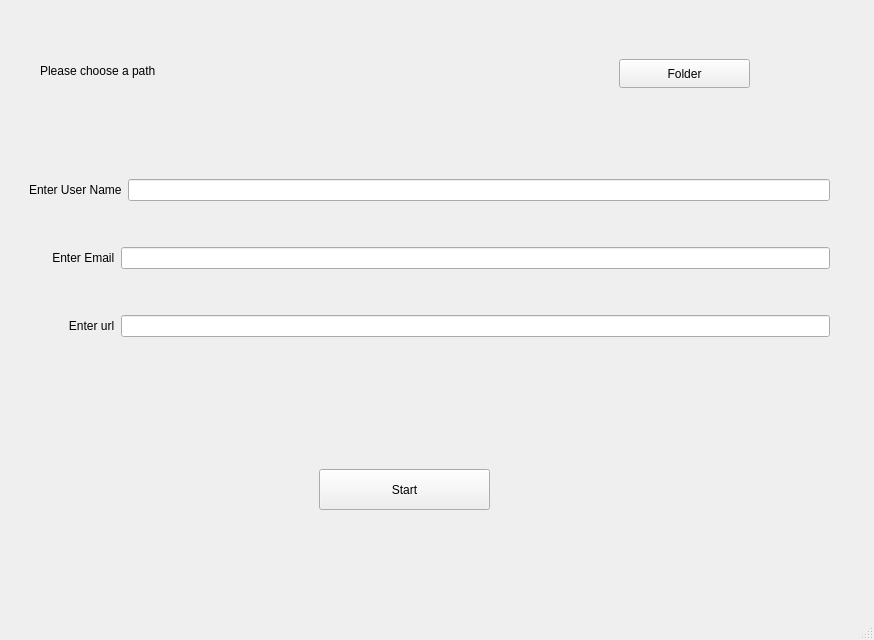
Before: the Qt Designer form GIT/mainwindow.ui in Abdulrhman-Nasser/GIT-GUI, drawn with Qt 5.
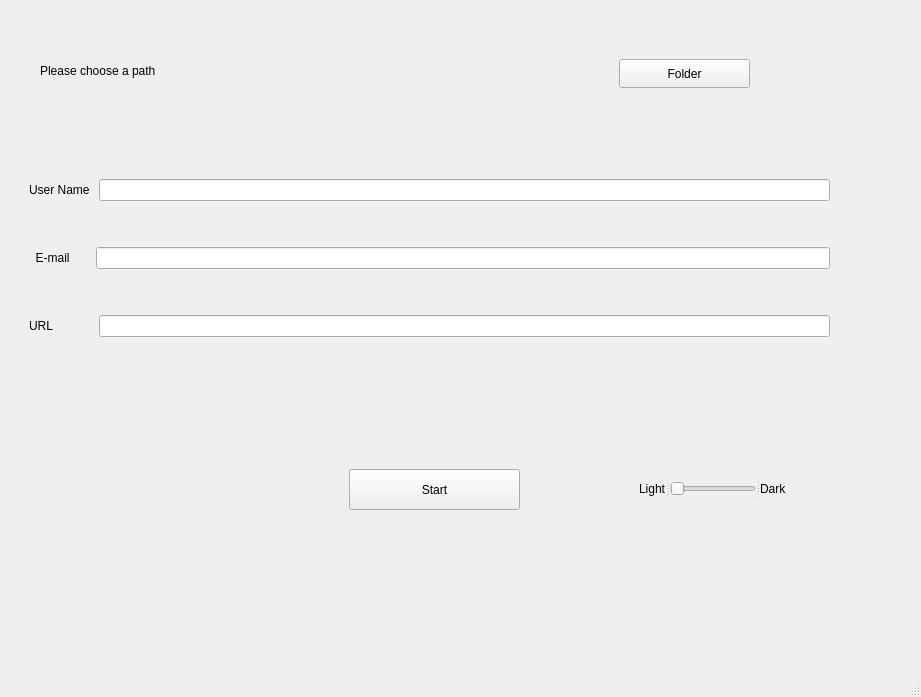
After: the same form once the commit is applied.

Commit message: Added Dark mode and adjusted some GUIs

The edit to the form file:
```diff
--- a/GIT/mainwindow.ui
+++ b/GIT/mainwindow.ui
@@ -6,8 +6,8 @@
    <rect>
     <x>0</x>
     <y>0</y>
-    <width>874</width>
-    <height>640</height>
+    <width>921</width>
+    <height>697</height>
    </rect>
   </property>
   <property name="windowTitle">
@@ -18,7 +18,7 @@
   </property>
   <widget class="QWidget" name="centralwidget">
    <layout class="QGridLayout" name="gridLayout_2">
-    <item row="0" column="0">
+    <item row="0" column="1">
      <widget class="QStackedWidget" name="stackedWidget">
       <property name="styleSheet">
        <string notr="true"/>
@@ -30,7 +30,7 @@
        <widget class="QPushButton" name="pb_start">
         <property name="geometry">
          <rect>
-          <x>310</x>
+          <x>340</x>
           <y>460</y>
           <width>171</width>
           <height>41</height>
@@ -92,8 +92,11 @@
           <layout class="QHBoxLayout" name="horizontalLayout">
            <item>
             <widget class="QLabel" name="L_username">
+             <property name="styleSheet">
+              <string notr="true"/>
+             </property>
              <property name="text">
-              <string>Enter User Name</string>
+              <string>User Name </string>
              </property>
             </widget>
            </item>
@@ -111,7 +114,7 @@
            <item>
             <widget class="QLabel" name="L_">
              <property name="text">
-              <string>       Enter Email</string>
+              <string>  E-mail      </string>
              </property>
             </widget>
            </item>
@@ -129,7 +132,7 @@
            <item>
             <widget class="QLabel" name="L_path_4">
              <property name="text">
-              <string>            Enter url</string>
+              <string>URL            </string>
              </property>
             </widget>
            </item>
@@ -144,6 +147,43 @@
          </item>
         </layout>
        </widget>
+       <widget class="QSplitter" name="splitter">
+        <property name="geometry">
+         <rect>
+          <x>630</x>
+          <y>470</y>
+          <width>148</width>
+          <height>20</height>
+         </rect>
+        </property>
+        <property name="orientation">
+         <enum>Qt::Horizontal</enum>
+        </property>
+        <widget class="QLabel" name="L_light">
+         <property name="text">
+          <string>Light</string>
+         </property>
+        </widget>
+        <widget class="QSlider" name="horizontalSlider">
+         <property name="sizePolicy">
+          <sizepolicy hsizetype="Fixed" vsizetype="Fixed">
+           <horstretch>0</horstretch>
+           <verstretch>0</verstretch>
+          </sizepolicy>
+         </property>
+         <property name="maximum">
+          <number>1</number>
+         </property>
+         <property name="orientation">
+          <enum>Qt::Horizontal</enum>
+         </property>
+        </widget>
+        <widget class="QLabel" name="L_dark">
+         <property name="text">
+          <string>Dark</string>
+         </property>
+        </widget>
+       </widget>
       </widget>
       <widget class="QWidget" name="init">
        <widget class="QListWidget" name="listWidget">
```
Left out of the diff: 30 changed lines with no effect on the pictures. The commit also changes 15 other files.
